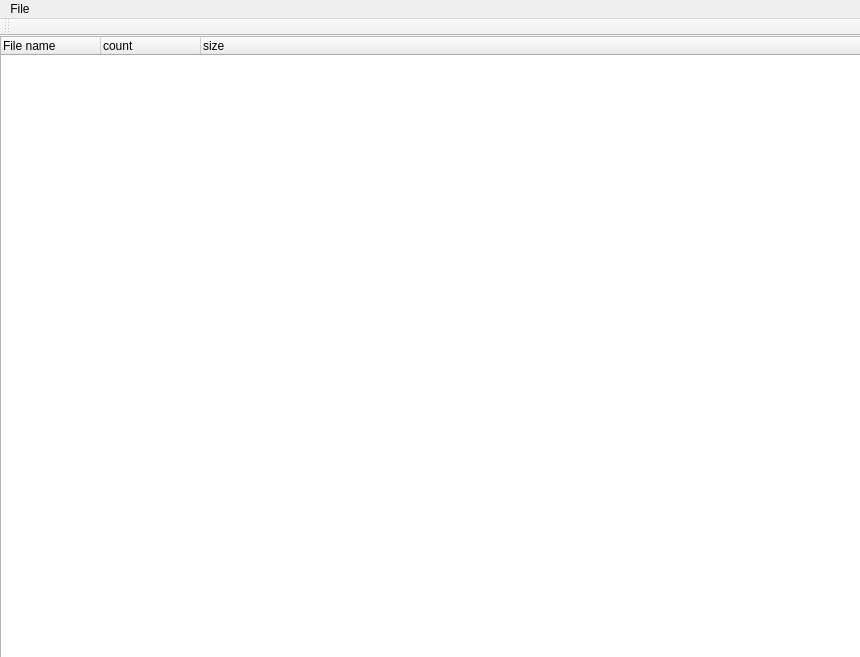
The window that Copyfinder/mainwindow.ui (sergalb/cpp-third-term) describes before a commit, drawn with Qt 5.
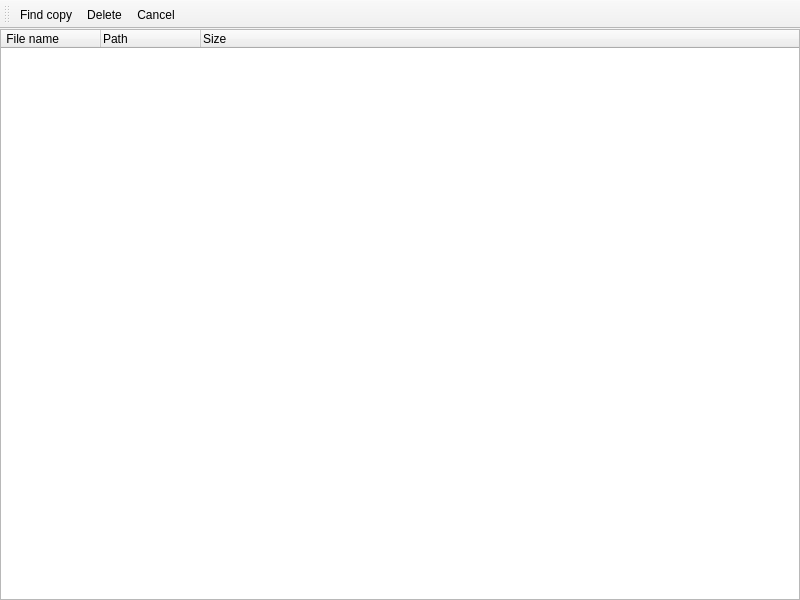
The same window after the commit.

Commit message: change std::future to QFuture and changed UI

```diff
--- a/Copyfinder/mainwindow.ui
+++ b/Copyfinder/mainwindow.ui
@@ -6,57 +6,50 @@
    <rect>
     <x>0</x>
     <y>0</y>
-    <width>860</width>
-    <height>657</height>
+    <width>800</width>
+    <height>600</height>
    </rect>
   </property>
   <property name="windowTitle">
    <string>MainWindow</string>
   </property>
   <widget class="QWidget" name="centralWidget">
+   <layout class="QHBoxLayout" name="horizontalLayout">
+    <property name="leftMargin">
+     <number>0</number>
+    </property>
+    <property name="topMargin">
+     <number>0</number>
+    </property>
+    <property name="rightMargin">
+     <number>0</number>
+    </property>
+    <property name="bottomMargin">
+     <number>0</number>
+    </property>
+    <item>
    <widget class="QTreeWidget" name="treeWidget">
-    <property name="geometry">
-     <rect>
-      <x>0</x>
-      <y>0</y>
-      <width>861</width>
-      <height>651</height>
-     </rect>
+      <property name="selectionBehavior">
+       <enum>QAbstractItemView::SelectRows</enum>
     </property>
     <column>
      <property name="text">
-      <string>File name</string>
+        <string> File name</string>
      </property>
     </column>
     <column>
      <property name="text">
-      <string>count</string>
+        <string>Path</string>
      </property>
     </column>
     <column>
      <property name="text">
-      <string>size</string>
+        <string>Size</string>
      </property>
     </column>
    </widget>
-  </widget>
-  <widget class="QMenuBar" name="menuBar">
-   <property name="geometry">
-    <rect>
-     <x>0</x>
-     <y>0</y>
-     <width>860</width>
-     <height>26</height>
-    </rect>
-   </property>
-   <widget class="QMenu" name="menuFile">
-    <property name="title">
-     <string>File</string>
-    </property>
-    <addaction name="separator"/>
-    <addaction name="actionFind_copy"/>
-   </widget>
-   <addaction name="menuFile"/>
+    </item>
+   </layout>
   </widget>
   <widget class="QToolBar" name="toolBar">
    <property name="windowTitle">
@@ -68,10 +61,41 @@
    <attribute name="toolBarBreak">
     <bool>false</bool>
    </attribute>
+   <addaction name="actionFind_copy"/>
+   <addaction name="actionDelete"/>
+   <addaction name="actionCancel"/>
   </widget>
   <action name="actionFind_copy">
    <property name="text">
-    <string>Find copy</string>
+    <string>&amp;Find copy</string>
+   </property>
+   <property name="toolTip">
+    <string>Scan (Ctrl + Enter)</string>
+   </property>
+   <property name="shortcut">
+    <string>Ctrl+Enter</string>
+   </property>
+  </action>
+  <action name="actionDelete">
+   <property name="text">
+    <string>&amp;Delete</string>
+   </property>
+   <property name="toolTip">
+    <string>Delete (Del)</string>
+   </property>
+   <property name="shortcut">
+    <string>Del</string>
+   </property>
+  </action>
+  <action name="actionCancel">
+   <property name="text">
+    <string>&amp;Cancel</string>
+   </property>
+   <property name="toolTip">
+    <string>Cancel (Esc)</string>
+   </property>
+   <property name="shortcut">
+    <string>Esc</string>
    </property>
   </action>
  </widget>
```
Left out of the diff: 9 changed lines with no effect on the pictures. Lines whose indentation alone changed are shown as unchanged. The commit also changes 7 other files.
